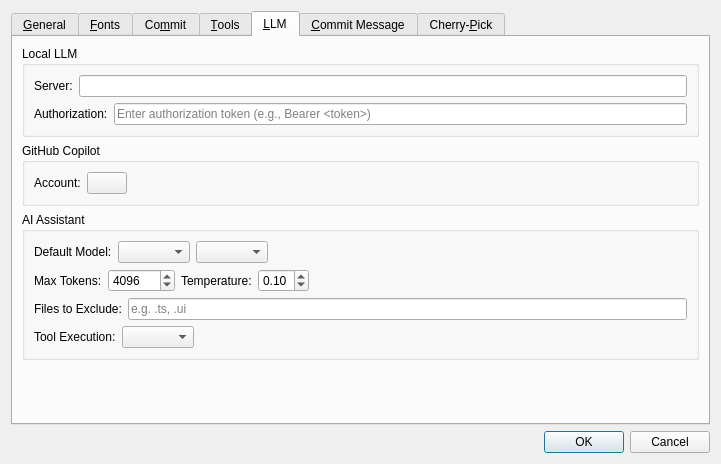
First picture: the form in qgitc/preferences.ui, repository timxx/qgitc, before the edit.
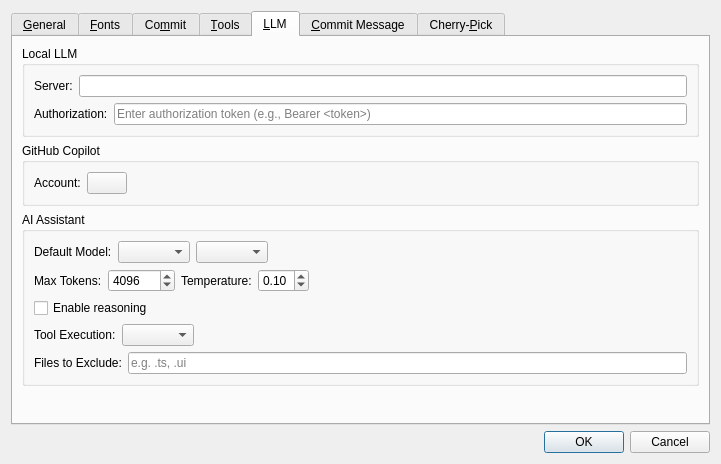
Second picture: the form after the edit. Custom widgets are drawn as their Qt base class.

Commit message: Add LLM reasoning toggle to preferences and AI chat parameters

The edit to the form file:
```diff
--- a/qgitc/preferences.ui
+++ b/qgitc/preferences.ui
@@ -1120,23 +1120,26 @@
            </layout>
           </item>
           <item>
-           <layout class="QHBoxLayout" name="horizontalLayout_16">
+           <layout class="QHBoxLayout" name="horizontalLayout_reasoning">
             <item>
-             <widget class="QLabel" name="label_22">
+             <widget class="QCheckBox" name="cbEnableReasoning">
               <property name="text">
-               <string>Files to Exclude:</string>
+               <string>Enable reasoning</string>
               </property>
              </widget>
             </item>
             <item>
-             <widget class="QLineEdit" name="leExcludedFiles">
-              <property name="toolTip">
-               <string>Specify the file extensions to exclude for code review or generate commit message</string>
+             <spacer name="horizontalSpacer_reasoning">
+              <property name="orientation">
+               <enum>Qt::Orientation::Horizontal</enum>
               </property>
-              <property name="placeholderText">
-               <string>e.g. .ts, .ui</string>
+              <property name="sizeHint" stdset="0">
+               <size>
+                <width>40</width>
+                <height>20</height>
+               </size>
               </property>
-             </widget>
+             </spacer>
             </item>
            </layout>
           </item>
@@ -1174,6 +1177,27 @@
             </item>
            </layout>
           </item>
+          <item>
+           <layout class="QHBoxLayout" name="horizontalLayout_16">
+            <item>
+             <widget class="QLabel" name="label_22">
+              <property name="text">
+               <string>Files to Exclude:</string>
+              </property>
+             </widget>
+            </item>
+            <item>
+             <widget class="QLineEdit" name="leExcludedFiles">
+              <property name="toolTip">
+               <string>Specify the file extensions to exclude for code review or generate commit message</string>
+              </property>
+              <property name="placeholderText">
+               <string>e.g. .ts, .ui</string>
+              </property>
+             </widget>
+            </item>
+           </layout>
+          </item>
          </layout>
         </widget>
        </item>
```
The commit also changes 3 other files.
